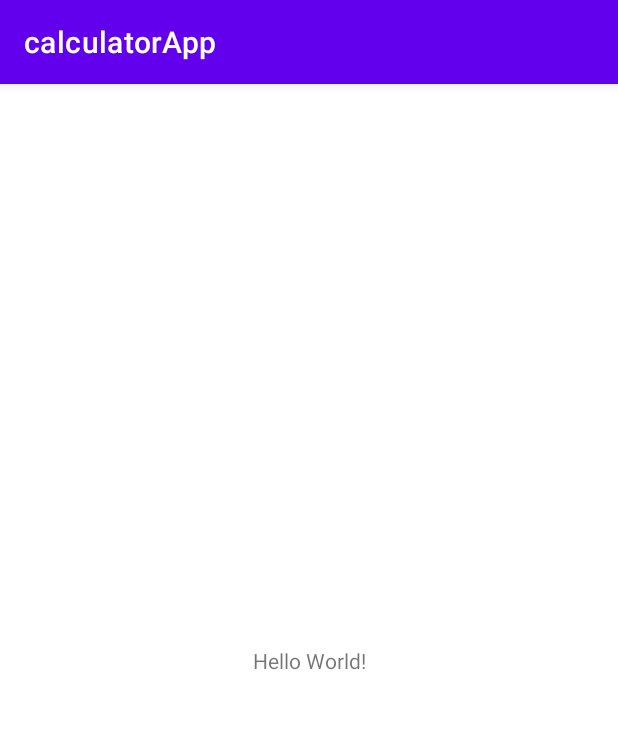
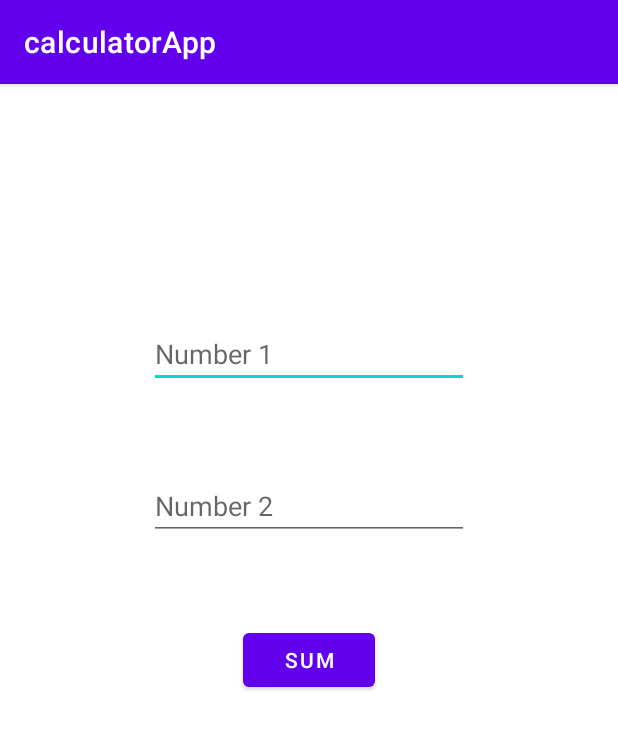
Before and after one commit to S782364983764598734/CalculatorApp-Eric-Zhan, an Android app: the screen it shows after launch (MainActivity), on a phone screen of 412 x 824 dp. Shown: the top 729 px of the screen. Run offline under Robolectric (Android 15) with nearby library versions, the phone set to English and light mode, and no system bars.

Commit message:
Finished addition calculator

```diff
--- a/app/src/main/java/com/example/calculatorapp/MainActivity.java
+++ b/app/src/main/java/com/example/calculatorapp/MainActivity.java
@@ -3,6 +3,9 @@ package com.example.calculatorapp;
 import androidx.appcompat.app.AppCompatActivity;
 
 import android.os.Bundle;
+import android.view.View;
+import android.widget.EditText;
+import android.widget.TextView;
 
 public class MainActivity extends AppCompatActivity {
 
@@ -11,4 +14,16 @@ public class MainActivity extends AppCompatActivity {
         super.onCreate(savedInstanceState);
         setContentView(R.layout.activity_main);
     }
+    public void findSum(View view) {
+        EditText number1ET = findViewById(R.id.num1ET);
+        EditText number2ET = findViewById(R.id.num2ET);
+        TextView numberSumTV = findViewById(R.id.resultTV);
+
+        int num1 = Integer.parseInt((number1ET.getText().toString()));
+        int num2 = Integer.parseInt((number2ET.getText().toString()));
+        int sum = num1 + num2;
+
+        numberSumTV.setText("" + sum);
+    }
+
 }
--- a/app/src/main/res/layout/activity_main.xml
+++ b/app/src/main/res/layout/activity_main.xml
@@ -6,13 +6,48 @@
     android:layout_height="match_parent"
     tools:context=".MainActivity">
 
-    <TextView
+    <Button
+        android:id="@+id/findSum"
         android:layout_width="wrap_content"
         android:layout_height="wrap_content"
-        android:text="Hello World!"
+        android:text="SUM"
+        android:onClick="findSum"
         app:layout_constraintBottom_toBottomOf="parent"
         app:layout_constraintEnd_toEndOf="parent"
         app:layout_constraintStart_toStartOf="parent"
         app:layout_constraintTop_toTopOf="parent" />
 
+    <EditText
+        android:id="@+id/num1ET"
+        android:layout_width="wrap_content"
+        android:layout_height="wrap_content"
+        android:ems="10"
+        android:hint="Number 1"
+        android:inputType="textPersonName"
+        app:layout_constraintBottom_toTopOf="@+id/findSum"
+        app:layout_constraintEnd_toEndOf="parent"
+        app:layout_constraintStart_toStartOf="parent"
+        app:layout_constraintTop_toTopOf="parent" />
+
+    <EditText
+        android:id="@+id/num2ET"
+        android:layout_width="wrap_content"
+        android:layout_height="wrap_content"
+        android:ems="10"
+        android:hint="Number 2"
+        android:inputType="textPersonName"
+        app:layout_constraintBottom_toTopOf="@+id/findSum"
+        app:layout_constraintEnd_toEndOf="parent"
+        app:layout_constraintStart_toStartOf="parent"
+        app:layout_constraintTop_toBottomOf="@+id/num1ET" />
+
+    <TextView
+        android:id="@+id/resultTV"
+        android:layout_width="wrap_content"
+        android:layout_height="wrap_content"
+        app:layout_constraintBottom_toBottomOf="parent"
+        app:layout_constraintEnd_toEndOf="parent"
+        app:layout_constraintStart_toStartOf="parent"
+        app:layout_constraintTop_toBottomOf="@+id/findSum" />
+
 </androidx.constraintlayout.widget.ConstraintLayout>
```
